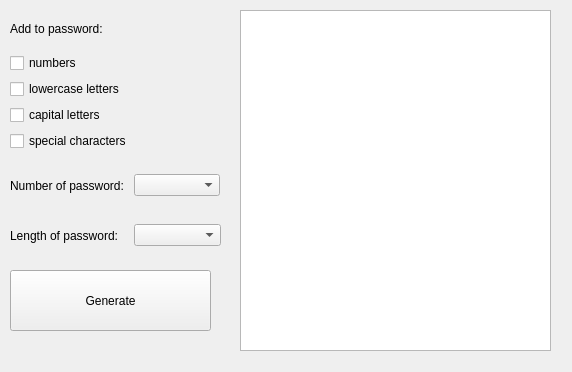
First picture: the form in Password_Generator/password_generator.ui, repository trpo2023/cw-ip-211_password-generator, before the edit.
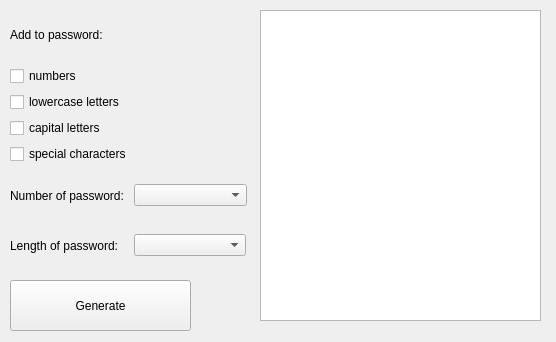
Second picture: the form after the edit. Icons and pictures are not drawn.

```diff
--- a/Password_Generator/password_generator.ui
+++ b/Password_Generator/password_generator.ui
@@ -6,8 +6,8 @@
    <rect>
     <x>0</x>
     <y>0</y>
-    <width>572</width>
-    <height>372</height>
+    <width>556</width>
+    <height>342</height>
    </rect>
   </property>
   <property name="windowTitle">
@@ -24,7 +24,7 @@
       <x>10</x>
       <y>10</y>
       <width>191</width>
-      <height>141</height>
+      <height>154</height>
      </rect>
     </property>
     <layout class="QVBoxLayout" name="verticalLayout">
@@ -65,28 +65,13 @@
      </item>
     </layout>
    </widget>
-   <widget class="QWidget" name="gridLayoutWidget">
-    <property name="geometry">
-     <rect>
-      <x>240</x>
-      <y>10</y>
-      <width>311</width>
-      <height>341</height>
-     </rect>
-    </property>
-    <layout class="QGridLayout" name="gridLayout">
-     <item row="0" column="0">
-      <widget class="QListWidget" name="ListPasswords"/>
-     </item>
-    </layout>
-   </widget>
    <widget class="QPushButton" name="pushButton">
     <property name="geometry">
      <rect>
       <x>10</x>
-      <y>270</y>
-      <width>201</width>
-      <height>61</height>
+      <y>280</y>
+      <width>181</width>
+      <height>51</height>
      </rect>
     </property>
     <property name="text">
@@ -97,8 +82,8 @@
     <property name="geometry">
      <rect>
       <x>10</x>
-      <y>160</y>
-      <width>210</width>
+      <y>170</y>
+      <width>237</width>
       <height>51</height>
      </rect>
     </property>
@@ -119,8 +104,8 @@
     <property name="geometry">
      <rect>
       <x>10</x>
-      <y>210</y>
-      <width>211</width>
+      <y>220</y>
+      <width>236</width>
       <height>51</height>
      </rect>
     </property>
@@ -137,6 +122,16 @@
      </item>
     </layout>
    </widget>
+   <widget class="QListWidget" name="ListPasswords">
+    <property name="geometry">
+     <rect>
+      <x>260</x>
+      <y>10</y>
+      <width>281</width>
+      <height>311</height>
+     </rect>
+    </property>
+   </widget>
   </widget>
  </widget>
  <resources>
```
